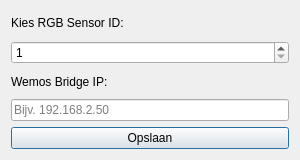
Old version of the form settingswindow.ui in the repository wifiinc/qt-dashboard-application.
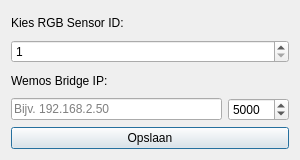
New version of the form.

Commit message: Voegt port selector toe aan de settings ui

What changed in the file:
```diff
--- a/settingswindow.ui
+++ b/settingswindow.ui
@@ -54,11 +54,28 @@
     </widget>
    </item>
    <item>
+    <layout class="QHBoxLayout" name="horizontalLayout">
+     <item>
     <widget class="QLineEdit" name="lineEditBridgeIp">
      <property name="placeholderText">
       <string>Bijv. 192.168.2.50</string>
      </property>
     </widget>
+     </item>
+     <item>
+      <widget class="QSpinBox" name="spinBoxBridgePort">
+       <property name="minimum">
+        <number>1</number>
+       </property>
+       <property name="maximum">
+        <number>65535</number>
+       </property>
+       <property name="value">
+        <number>5000</number>
+       </property>
+      </widget>
+     </item>
+    </layout>
    </item>
    <item>
     <widget class="QPushButton" name="btnSave">
```
Lines whose indentation alone changed are shown as unchanged. The commit also changes 4 other files.
